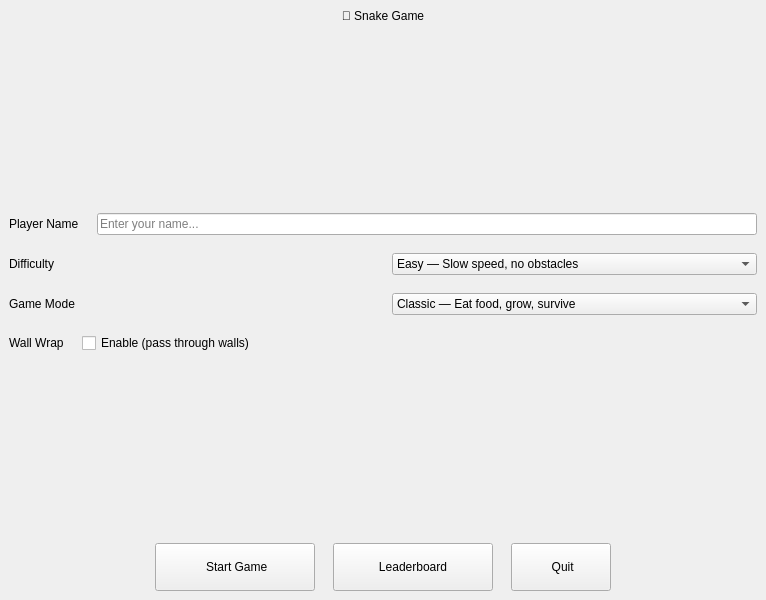
Before: the Qt Designer form GUI/Mainwindow.ui in mohamedashrafmostafa/Snake_game, drawn with Qt 5.
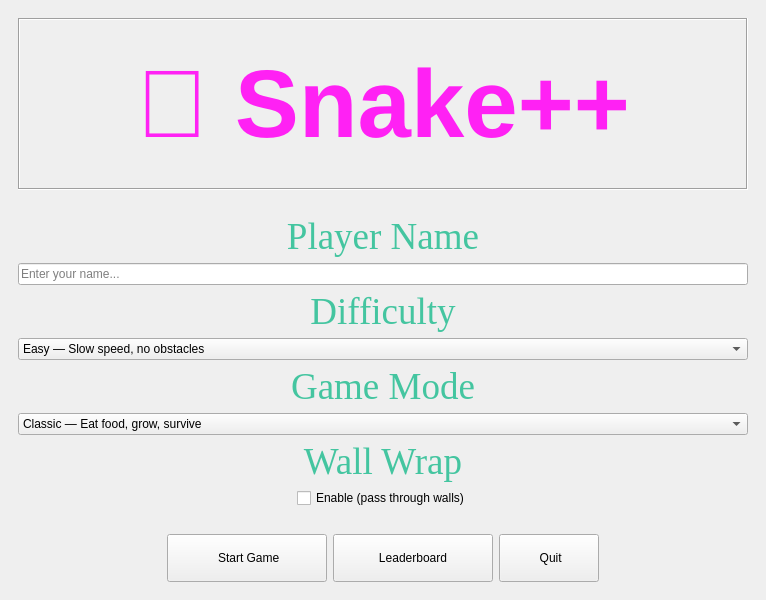
After: the same form once the commit is applied. The open tabs and pages were chosen to show the change.

Diff of the .ui file:
```diff
--- a/GUI/Mainwindow.ui
+++ b/GUI/Mainwindow.ui
@@ -20,27 +20,59 @@
    <string>Snake++</string>
   </property>
   <widget class="QWidget" name="centralwidget">
-   <layout class="QVBoxLayout" name="centralLayout">
-    <property name="spacing">
-     <number>0</number>
-    </property>
-    <property name="margin" stdset="0">
-     <number>0</number>
-    </property>
+   <layout class="QVBoxLayout" name="verticalLayout_4">
     <item>
      <widget class="QStackedWidget" name="stackedWidget">
       <property name="currentIndex">
        <number>2</number>
       </property>
       <widget class="QWidget" name="pagMenu">
-       <layout class="QVBoxLayout" name="menuLayout">
-        <property name="spacing">
-         <number>18</number>
-        </property>
+       <layout class="QVBoxLayout" name="verticalLayout_3">
         <item>
          <widget class="QLabel" name="lblTitle">
+          <property name="sizePolicy">
+           <sizepolicy hsizetype="Expanding" vsizetype="Expanding">
+            <horstretch>0</horstretch>
+            <verstretch>0</verstretch>
+           </sizepolicy>
+          </property>
+          <property name="font">
+           <font>
+            <family>Segoe UI</family>
+            <pointsize>72</pointsize>
+            <italic>false</italic>
+            <bold>true</bold>
+           </font>
+          </property>
+          <property name="styleSheet">
+           <string notr="true">font: 700 72pt &quot;Segoe UI&quot;;
+
+color: rgb(255, 33, 244);
+
+background : qlineargradient(spread:pad, x1:0, y1:1, x2:0, y2:0, 
+stop:0 rgba(0, 0, 0, 255), 
+stop:0.05 rgba(14, 8, 73, 255), 
+stop:0.36 rgba(28, 17, 145, 255), 
+stop:0.6 rgba(126, 14, 81, 255), 
+stop:0.75 rgba(234, 11, 11, 255), 
+stop:0.79 rgba(244, 70, 5, 255), 
+stop:0.86 rgba(255, 136, 0, 255), 
+stop:0.935 rgba(239, 236, 55, 255))</string>
+          </property>
+          <property name="frameShape">
+           <enum>QFrame::Shape::Box</enum>
+          </property>
+          <property name="frameShadow">
+           <enum>QFrame::Shadow::Sunken</enum>
+          </property>
           <property name="text">
-           <string>🐍 Snake Game</string>
+           <string>🐍 Snake++</string>
+          </property>
+          <property name="textFormat">
+           <enum>Qt::TextFormat::AutoText</enum>
+          </property>
+          <property name="scaledContents">
+           <bool>true</bool>
           </property>
           <property name="alignment">
            <set>Qt::AlignmentFlag::AlignCenter</set>
@@ -58,48 +90,77 @@
          </widget>
         </item>
         <item>
-         <spacer>
-          <property name="orientation">
-           <enum>Qt::Orientation::Vertical</enum>
+         <widget class="QLabel" name="lblName">
+          <property name="sizePolicy">
+           <sizepolicy hsizetype="Preferred" vsizetype="Preferred">
+            <horstretch>0</horstretch>
+            <verstretch>0</verstretch>
+           </sizepolicy>
           </property>
-          <property name="sizeHint" stdset="0">
-           <size>
-            <width>20</width>
-            <height>20</height>
-           </size>
+          <property name="font">
+           <font>
+            <family>Times New Roman</family>
+            <pointsize>28</pointsize>
+            <italic>false</italic>
+            <bold>true</bold>
+           </font>
           </property>
-         </spacer>
+          <property name="styleSheet">
+           <string notr="true">color: rgb(68, 197, 160);
+font: 700 &quot;Times New Roman&quot;;
+font: 28pt;
+font: 700 28pt &quot;Times New Roman&quot;;</string>
+          </property>
+          <property name="text">
+           <string>Player Name</string>
+          </property>
+          <property name="scaledContents">
+           <bool>true</bool>
+          </property>
+          <property name="alignment">
+           <set>Qt::AlignmentFlag::AlignCenter</set>
+          </property>
+         </widget>
         </item>
         <item>
-         <layout class="QHBoxLayout">
-          <item>
-           <widget class="QLabel" name="lblName">
-            <property name="text">
-             <string>Player Name</string>
-            </property>
-           </widget>
-          </item>
-          <item>
-           <widget class="QLineEdit" name="inputPlayerName">
-            <property name="maxLength">
-             <number>20</number>
-            </property>
-            <property name="placeholderText">
-             <string>Enter your name...</string>
-            </property>
-           </widget>
-          </item>
-         </layout>
+         <widget class="QLineEdit" name="inputPlayerName">
+          <property name="maxLength">
+           <number>20</number>
+          </property>
+          <property name="placeholderText">
+           <string>Enter your name...</string>
+          </property>
+         </widget>
         </item>
+        <item>
+         <widget class="QLabel" name="lblDifficulty">
+          <property name="font">
+           <font>
+            <family>Times New Roman</family>
+            <pointsize>28</pointsize>
+            <italic>false</italic>
+            <bold>true</bold>
+           </font>
+          </property>
+          <property name="styleSheet">
+           <string notr="true">color: rgb(68, 197, 160);
+font: 700 &quot;Times New Roman&quot;;
+font: 28pt;
+font: 700 28pt &quot;Times New Roman&quot;;</string>
+          </property>
+          <property name="text">
+           <string>Difficulty</string>
+          </property>
+          <property name="alignment">
+           <set>Qt::AlignmentFlag::AlignBottom|Qt::AlignmentFlag::AlignHCenter</set>
+          </property>
+         </widget>
+        </item>
         <item>
          <layout class="QHBoxLayout">
-          <item>
-           <widget class="QLabel" name="lblDifficulty">
-            <property name="text">
-             <string>Difficulty</string>
-            </property>
-           </widget>
-          </item>
+          <property name="sizeConstraint">
+           <enum>QLayout::SizeConstraint::SetDefaultConstraint</enum>
+          </property>
           <item>
            <widget class="QComboBox" name="comboDifficulty">
             <item>
@@ -126,15 +187,32 @@
           </item>
          </layout>
         </item>
+        <item>
+         <widget class="QLabel" name="lblMode">
+          <property name="font">
+           <font>
+            <family>Times New Roman</family>
+            <pointsize>28</pointsize>
+            <italic>false</italic>
+            <bold>true</bold>
+           </font>
+          </property>
+          <property name="styleSheet">
+           <string notr="true">color: rgb(68, 197, 160);
+font: 700 &quot;Times New Roman&quot;;
+font: 28pt;
+font: 700 28pt &quot;Times New Roman&quot;;</string>
+          </property>
+          <property name="text">
+           <string>Game Mode</string>
+          </property>
+          <property name="alignment">
+           <set>Qt::AlignmentFlag::AlignCenter</set>
+          </property>
+         </widget>
+        </item>
         <item>
          <layout class="QHBoxLayout">
-          <item>
-           <widget class="QLabel" name="lblMode">
-            <property name="text">
-             <string>Game Mode</string>
-            </property>
-           </widget>
-          </item>
           <item>
            <widget class="QComboBox" name="comboMode">
             <item>
@@ -156,14 +234,45 @@
           </item>
          </layout>
         </item>
+        <item>
+         <widget class="QLabel" name="lblWrap">
+          <property name="font">
+           <font>
+            <family>Times New Roman</family>
+            <pointsize>28</pointsize>
+            <italic>false</italic>
+            <bold>true</bold>
+            <underline>false</underline>
+           </font>
+          </property>
+          <property name="styleSheet">
+           <string notr="true">color: rgb(68, 197, 160);
+font: 700 &quot;Times New Roman&quot;;
+font: 28pt;
+font: 700 28pt &quot;Times New Roman&quot;;</string>
+          </property>
+          <property name="text">
+           <string>Wall Wrap</string>
+          </property>
+          <property name="alignment">
+           <set>Qt::AlignmentFlag::AlignCenter</set>
+          </property>
+         </widget>
+        </item>
         <item>
          <layout class="QHBoxLayout">
           <item>
-           <widget class="QLabel" name="lblWrap">
-            <property name="text">
-             <string>Wall Wrap</string>
+           <spacer name="horizontalSpacer_2">
+            <property name="orientation">
+             <enum>Qt::Orientation::Horizontal</enum>
             </property>
-           </widget>
+            <property name="sizeHint" stdset="0">
+             <size>
+              <width>40</width>
+              <height>20</height>
+             </size>
+            </property>
+           </spacer>
           </item>
           <item>
            <widget class="QCheckBox" name="chkWallWrap">
@@ -187,19 +296,6 @@
           </item>
          </layout>
         </item>
-        <item>
-         <spacer>
-          <property name="orientation">
-           <enum>Qt::Orientation::Vertical</enum>
-          </property>
-          <property name="sizeHint" stdset="0">
-           <size>
-            <width>20</width>
-            <height>20</height>
-           </size>
-          </property>
-         </spacer>
-        </item>
         <item>
          <widget class="QLabel" name="lblBoardSize">
           <property name="text">
@@ -458,10 +554,7 @@
        </layout>
       </widget>
       <widget class="QWidget" name="pagGameOver">
-       <layout class="QVBoxLayout" name="gameOverLayout">
-        <property name="spacing">
-         <number>16</number>
-        </property>
+       <layout class="QVBoxLayout" name="verticalLayout">
         <item>
          <widget class="QLabel" name="lblGameOver">
           <property name="text">
@@ -582,6 +675,18 @@
         </item>
         <item>
          <widget class="QTableWidget" name="tableLeaderboard">
+          <property name="sizePolicy">
+           <sizepolicy hsizetype="Expanding" vsizetype="Expanding">
+            <horstretch>100</horstretch>
+            <verstretch>0</verstretch>
+           </sizepolicy>
+          </property>
+          <property name="maximumSize">
+           <size>
+            <width>16777215</width>
+            <height>376</height>
+           </size>
+          </property>
           <property name="editTriggers">
            <set>QAbstractItemView::EditTrigger::NoEditTriggers</set>
           </property>
@@ -591,6 +696,27 @@
           <property name="selectionMode">
            <enum>QAbstractItemView::SelectionMode::NoSelection</enum>
           </property>
+          <attribute name="horizontalHeaderCascadingSectionResizes">
+           <bool>false</bool>
+          </attribute>
+          <attribute name="horizontalHeaderHighlightSections">
+           <bool>true</bool>
+          </attribute>
+          <attribute name="horizontalHeaderShowSortIndicator" stdset="0">
+           <bool>true</bool>
+          </attribute>
+          <attribute name="horizontalHeaderStretchLastSection">
+           <bool>true</bool>
+          </attribute>
+          <attribute name="verticalHeaderVisible">
+           <bool>true</bool>
+          </attribute>
+          <attribute name="verticalHeaderShowSortIndicator" stdset="0">
+           <bool>false</bool>
+          </attribute>
+          <attribute name="verticalHeaderStretchLastSection">
+           <bool>false</bool>
+          </attribute>
           <column>
            <property name="text">
             <string>Rank</string>
@@ -606,11 +732,6 @@
             <string>Score</string>
            </property>
           </column>
-          <column>
-           <property name="text">
-            <string>Length</string>
-           </property>
-          </column>
          </widget>
         </item>
         <item>
```
